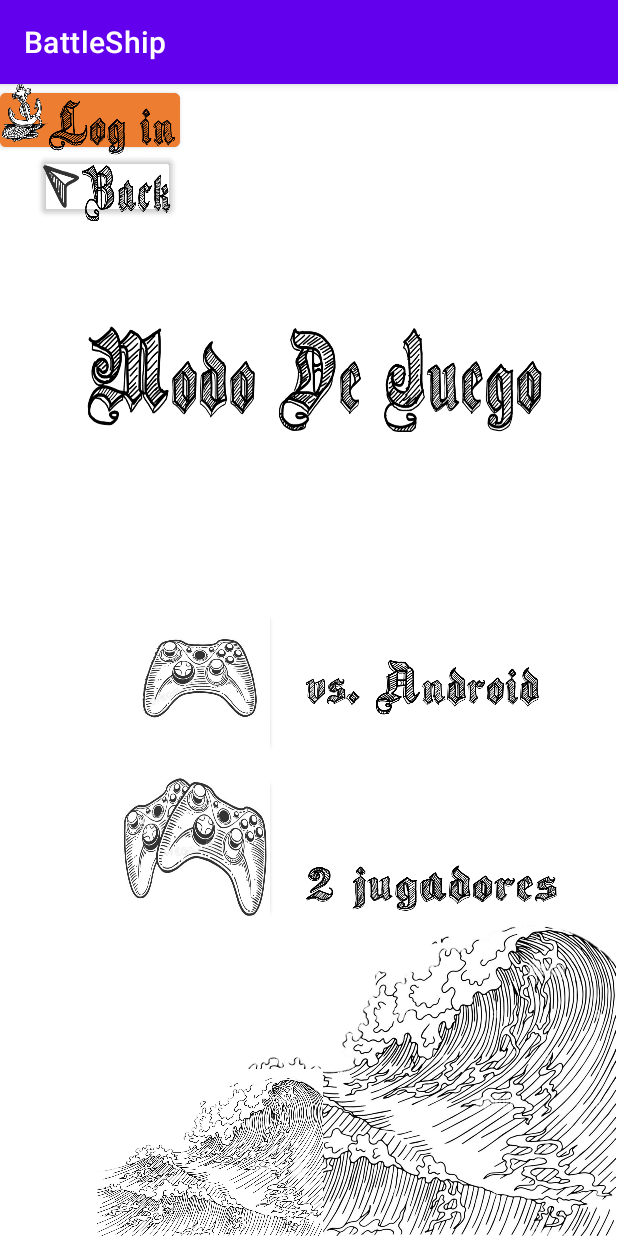
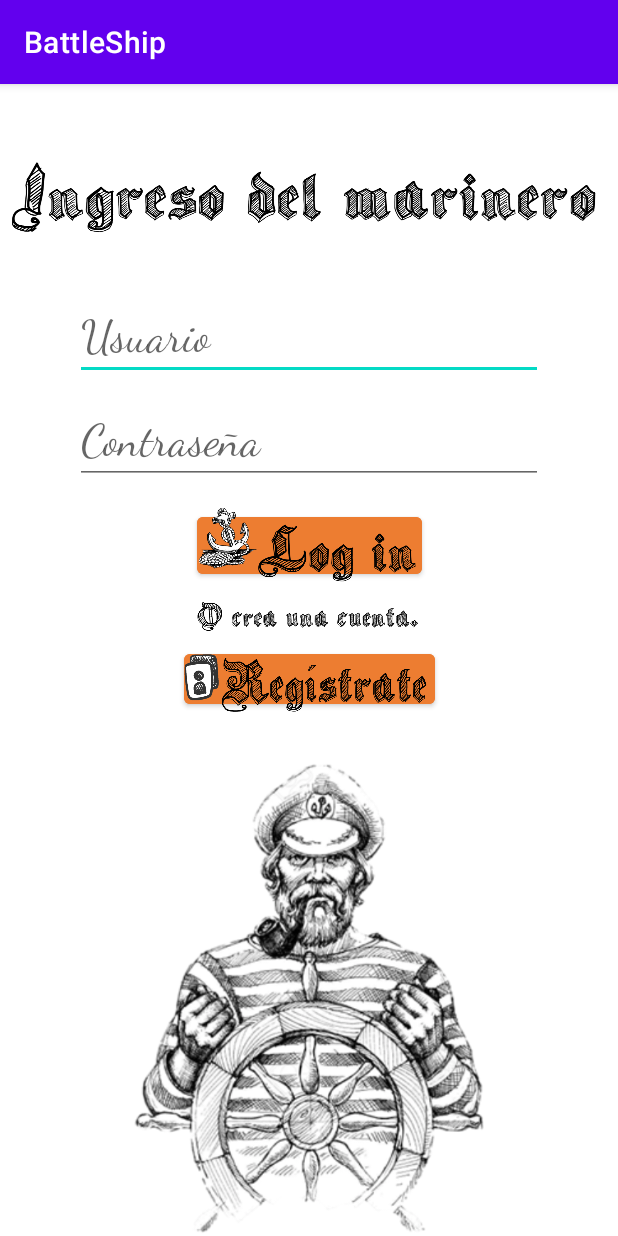
Before and after one commit to DimasSaucedo/BattleNavalAndroid, an Android app: the screen it shows after launch (modo_juego before the commit, iniciar_sesion after it), after a tap on an icon or button, on a phone screen of 412 x 824 dp. Run offline under Robolectric (Android 15) with nearby library versions, the phone set to English and light mode, and no system bars; our stand-ins replace Firebase (no records; nobody signed in at launch, a user with empty details on screens opened directly).

Commit message:
detalles de botones
se reorganizaron botones en todas las vistas

```diff
--- a/app/src/main/java/com/example/battleship/MainActivity.kt
+++ b/app/src/main/java/com/example/battleship/MainActivity.kt
@@ -18,7 +18,6 @@ class MainActivity : AppCompatActivity() {
 
         val btnIniciar: Button= findViewById(R.id.btn_Iniciar)
         val btnAjustes: Button= findViewById(R.id.btn_ajustes)
-        val btnLogin: Button= findViewById(R.id.btn_login)
 
 //        var buttonLinea = findViewById<Button>(R.id.buttonEntrar)
 //        var Nombre = findViewById<EditText>(R.id.ButtonName)
@@ -37,20 +36,12 @@ class MainActivity : AppCompatActivity() {
 //        }
 
         btnIniciar.setOnClickListener{
-            val intent: Intent = Intent(this,modo_juego::class.java)
+            val intent: Intent = Intent(this,iniciar_sesion::class.java)
             startActivity(intent)
         }
         btnAjustes.setOnClickListener{
             val intent: Intent = Intent(this,ajustes::class.java)
             startActivity(intent)
         }
-        btnLogin.setOnClickListener{
-            val intent: Intent = Intent(this,iniciar_sesion::class.java)
-            startActivity(intent)
-        }
-
     }
-
-
-
 }
--- a/app/src/main/java/com/example/battleship/iniciar_sesion.kt
+++ b/app/src/main/java/com/example/battleship/iniciar_sesion.kt
@@ -1,11 +1,25 @@
 package com.example.battleship
 
+import android.content.Intent
 import androidx.appcompat.app.AppCompatActivity
 import android.os.Bundle
+import android.widget.Button
 
 class iniciar_sesion : AppCompatActivity() {
     override fun onCreate(savedInstanceState: Bundle?) {
         super.onCreate(savedInstanceState)
         setContentView(R.layout.activity_iniciar_sesion)
+
+        val btnLog:Button= findViewById(R.id.btnLog)
+        val btnRegistrar:Button= findViewById(R.id.btnRegistro)
+
+        btnLog.setOnClickListener{
+            val intent: Intent = Intent(this,modo_juego::class.java)
+            startActivity(intent)
+        }
+        btnRegistrar.setOnClickListener{
+            val intent: Intent = Intent(this,registro::class.java)
+            startActivity(intent)
+        }
     }
 }
--- a/app/src/main/java/com/example/battleship/modo_juego.kt
+++ b/app/src/main/java/com/example/battleship/modo_juego.kt
@@ -11,7 +11,6 @@ class modo_juego : AppCompatActivity() {
         setContentView(R.layout.activity_modo_juego)
 
         val btnBack:Button= findViewById(R.id.back)
-        val btnLogin:Button= findViewById(R.id.btn_cuentaMJ)
         val btn2p:Button= findViewById(R.id.dosJugadores)
         val btn1p:Button= findViewById(R.id.unJugador)
 
@@ -19,10 +18,7 @@ class modo_juego : AppCompatActivity() {
             val intent: Intent = Intent(this,MainActivity::class.java)
             startActivity(intent)
         }
-        btnLogin.setOnClickListener{
-            val intent: Intent = Intent(this,iniciar_sesion::class.java)
-            startActivity(intent)
-        }
+
         btn2p.setOnClickListener{
             val intent: Intent = Intent(this,jugadoresLista::class.java)
             startActivity(intent)
--- a/app/src/main/res/layout/activity_iniciar_sesion.xml
+++ b/app/src/main/res/layout/activity_iniciar_sesion.xml
@@ -6,4 +6,92 @@
     android:layout_height="match_parent"
     tools:context=".iniciar_sesion">
 
+    <ImageView
+        android:id="@+id/imageView9"
+        android:layout_width="277dp"
+        android:layout_height="355dp"
+        android:layout_marginTop="432dp"
+        app:layout_constraintEnd_toEndOf="parent"
+        app:layout_constraintStart_toStartOf="parent"
+        app:layout_constraintTop_toTopOf="parent"
+        app:srcCompat="@drawable/marinero" />
+
+    <TextView
+        android:id="@+id/textView6"
+        android:layout_width="0dp"
+        android:layout_height="60dp"
+        android:layout_marginStart="8dp"
+        android:layout_marginTop="40dp"
+        android:layout_marginEnd="8dp"
+        android:background="@drawable/titIngresar"
+        app:layout_constraintEnd_toEndOf="parent"
+        app:layout_constraintStart_toStartOf="parent"
+        app:layout_constraintTop_toTopOf="parent" />
+
+    <EditText
+        android:id="@+id/usuarioNom"
+        android:layout_width="0dp"
+        android:layout_height="wrap_content"
+        android:layout_marginStart="50dp"
+        android:layout_marginTop="40dp"
+        android:layout_marginEnd="50dp"
+        android:ems="10"
+        android:fontFamily="cursive"
+        android:hint="Usuario"
+        android:inputType="textPersonName"
+        android:textSize="30sp"
+        app:layout_constraintEnd_toEndOf="parent"
+        app:layout_constraintHorizontal_bias="0.497"
+        app:layout_constraintStart_toStartOf="parent"
+        app:layout_constraintTop_toBottomOf="@+id/textView6" />
+
+    <EditText
+        android:id="@+id/password"
+        android:layout_width="0dp"
+        android:layout_height="53dp"
+        android:layout_marginStart="50dp"
+        android:layout_marginTop="16dp"
+        android:layout_marginEnd="50dp"
+        android:ems="10"
+        android:fontFamily="cursive"
+        android:hint="Contraseña"
+        android:inputType="textPassword"
+        android:textSize="30sp"
+        app:layout_constraintEnd_toEndOf="parent"
+        app:layout_constraintStart_toStartOf="parent"
+        app:layout_constraintTop_toBottomOf="@+id/usuarioNom" />
+
+    <Button
+        android:id="@+id/btnLog"
+        android:layout_width="150dp"
+        android:layout_height="50dp"
+        android:layout_marginStart="60dp"
+        android:layout_marginTop="16dp"
+        android:layout_marginEnd="60dp"
+        android:backgroundTint="#ed7d31"
+        android:foreground="@drawable/login"
+        app:layout_constraintEnd_toEndOf="parent"
+        app:layout_constraintStart_toStartOf="parent"
+        app:layout_constraintTop_toBottomOf="@+id/password" />
+
+    <TextView
+        android:id="@+id/textView7"
+        android:layout_width="150dp"
+        android:layout_height="25dp"
+        android:layout_marginTop="8dp"
+        android:background="@drawable/texto"
+        app:layout_constraintEnd_toEndOf="parent"
+        app:layout_constraintStart_toStartOf="parent"
+        app:layout_constraintTop_toBottomOf="@+id/btnLog" />
+
+    <Button
+        android:id="@+id/btnRegistro"
+        android:layout_width="167dp"
+        android:layout_height="45dp"
+        android:layout_marginTop="8dp"
+        android:backgroundTint="#ed7d31"
+        android:foreground="@drawable/registrate"
+        app:layout_constraintEnd_toEndOf="parent"
+        app:layout_constraintStart_toStartOf="parent"
+        app:layout_constraintTop_toBottomOf="@+id/textView7" />
 </androidx.constraintlayout.widget.ConstraintLayout>
--- a/app/src/main/res/layout/activity_modo_juego.xml
+++ b/app/src/main/res/layout/activity_modo_juego.xml
@@ -109,14 +109,4 @@
         app:layout_constraintStart_toStartOf="parent"
         app:layout_constraintTop_toTopOf="parent" />
 
-    <Button
-        android:id="@+id/btn_cuentaMJ"
-        android:layout_width="120dp"
-        android:layout_height="wrap_content"
-        android:backgroundTint="#ED7D31"
-        android:foreground="@drawable/login"
-        android:textSize="12sp"
-        tools:layout_editor_absoluteX="155dp"
-        tools:layout_editor_absoluteY="621dp" />
-
 </androidx.constraintlayout.widget.ConstraintLayout>
```
Also changed, not shown: app/src/main/java/com/example/battleship/perfil.kt (+13 -0 lines), app/src/main/res/layout/activity_crea_tablero.xml (+5 -6 lines), app/src/main/res/layout/activity_main.xml (+5 -15 lines), app/src/main/res/layout/activity_perfil.xml (+42 -29 lines), app/src/main/res/drawable/btnDiseniar.png (deleted), app/src/main/res/drawable/marinero.png (added), app/src/main/res/drawable/registrate.png (added), app/src/main/res/drawable/texto.png (added), app/src/main/res/drawable/titIngresar.png (added), app/src/main/res/drawable/titRegistro.png (added).
